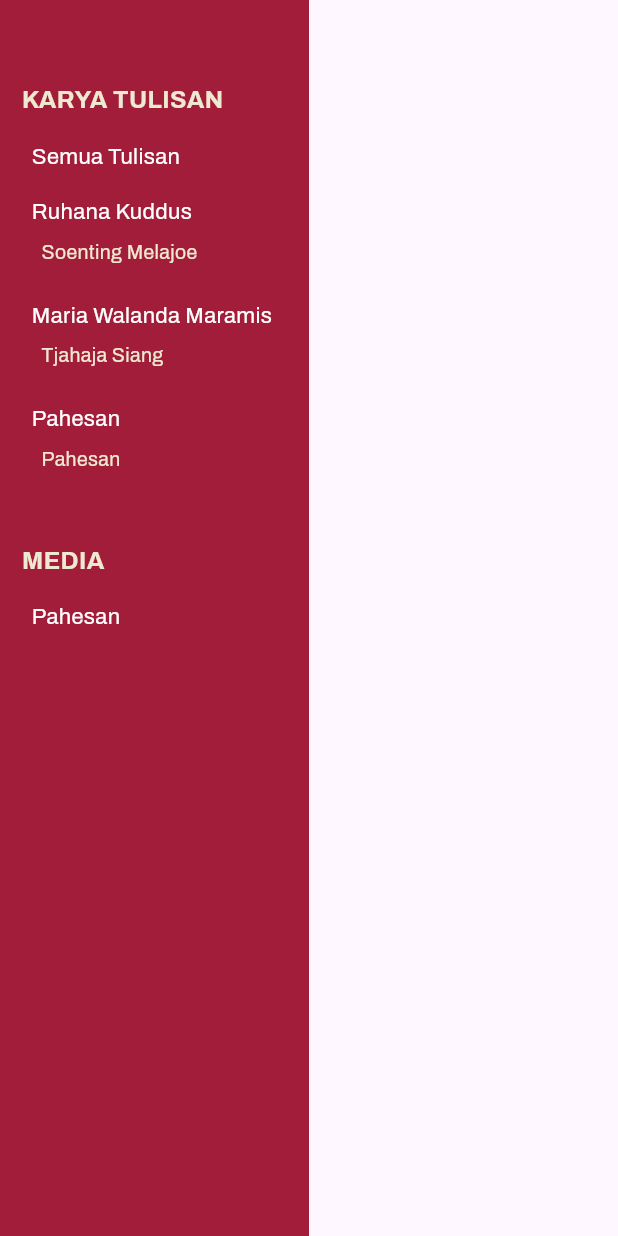
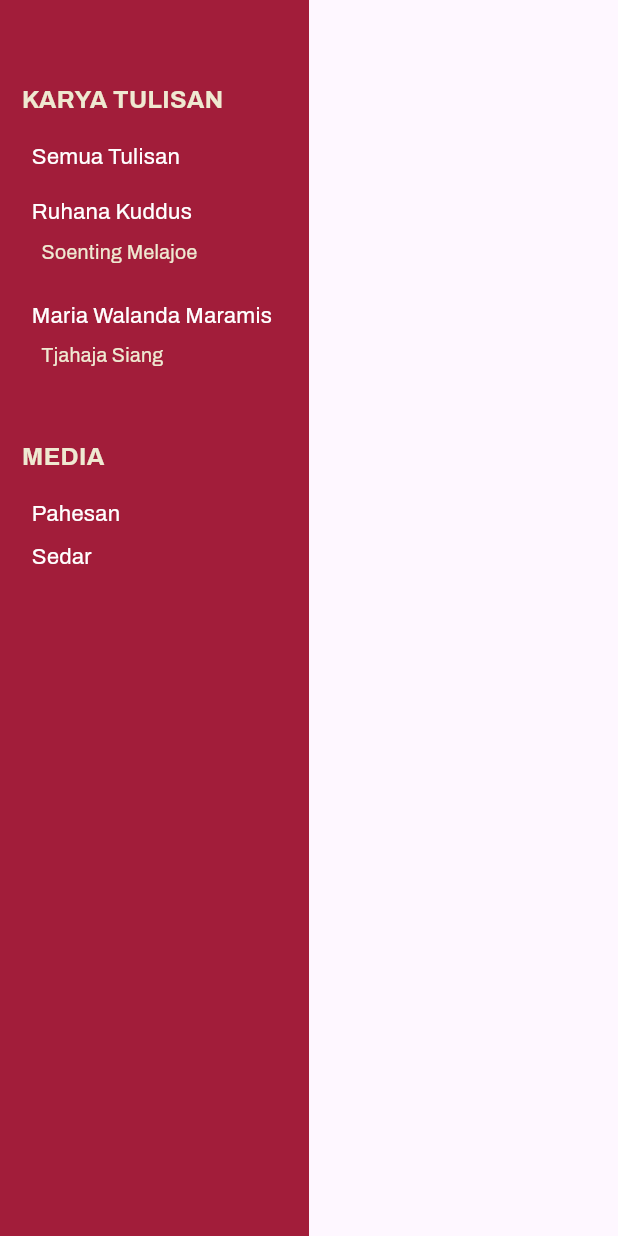
Before and after one commit to wikansetiaji/KioskBookReader, a Flutter app: the FilterDrawerWidget widget shown alone on an empty page, opened directly with empty values, on a phone screen of 412 x 824 dp. Run offline on Flutter 3.47's test engine with Material 3 defaults, Android fonts, the phone set to English and light mode, and no system bars; our stand-ins replace carousel_slider, flutter_svg; missing offline and left inert: bookfx, pdfrx, window_manager, window_size; project files that could hold a hidden picture were left out.

Commit message:
add sedar

```diff
--- a/lib/components/filter_drawer_widget.dart
+++ b/lib/components/filter_drawer_widget.dart
@@ -155,6 +155,8 @@ class FilterDrawerWidget extends StatelessWidget {
                 crossAxisAlignment: CrossAxisAlignment.start,
                 children: [
                   for (var book in BooksRepository().getMediaBooks())
+                    Column(
+                      children: [
                         Container(
                           width: double.infinity,
                           child: GestureDetector(
@@ -185,6 +187,9 @@ class FilterDrawerWidget extends StatelessWidget {
                             ),
                           ),
                         ),
+                        SizedBox(height: 20.sc,)
+                      ],
+                    ),
                 ],
               ),
             ),
--- a/lib/repository/books_repository.dart
+++ b/lib/repository/books_repository.dart
@@ -122,6 +122,25 @@ class BooksRepository {
       isOtherEdition: false,
       isMedia: true
     ),
+
+    // Sedar
+    Book(
+      id: 'sedar',
+      type: {AppLanguage.id: 'Majalah'},
+      title: 'Sedar',
+      date: {AppLanguage.id: 'Sejak 1930'},
+      contentTitle: {AppLanguage.id: '“Tentang Hak dan Kewajiban Perempoean Indonesia” '},
+      content: {
+        AppLanguage.id:
+            'Melalui nama pena “Doro Petak”, penulis artikel ini mengkritik anggapan bahwa perempuan adalah makhluk lemah. Ia menekankan pentingnya kesetaraan hak dan kewajiban antara laki-laki dan perempuan, serta perlunya pemahaman tentang dinamika sosial. Penulis membandingkan situasi di Hindia Belanda dengan kondisi di negara-negara di Eropa, di mana perempuan telah memiliki hak untuk menduduki berbagai jenis pekerjaan, termasuk hak untuk memilih dan dipilih dalam pemilihan umum. Di Rusia, bahkan perempuan dapat terlibat dalam upaya mempertahankan kemerdekaan bangsa. Kondisi ini kemudian dikontraskan dengan keadaan di negeri jajahan seperti Hindia Belanda, di mana masih terdapat ketimpangan dalam relasi antara laki-laki dan perempuan. Tulisan ini menyerukan kerja sama antara perempuan dan laki-laki demi menghapus penderitaan bangsa dan membangun masa depan yang lebih setara.',
+      },
+      numberOfPage: 8,
+      authorId: 'sedar',
+      highlight: null,
+      edition: {AppLanguage.id: 'Edisi November 1930'},
+      isOtherEdition: false,
+      isMedia: true
+    )
   ];
 
   final List<Author> allAuthors = [
@@ -167,6 +186,13 @@ class BooksRepository {
             'Majalah Pahésan (berarti “cermin”) didirikan di Solo dan terbit antara tahun 1937 hingga 1941. Mengangkat tema sosial-budaya serta peran perempuan, Pahésan menjadi ruang bagi perempuan muda menyuarakan pandangan dan membangun kesadaran kolektif di tengah perjuangan menuju kemerdekaan. Meski menggunakan bahasa Belanda yang menjadi bahasa pendidikan formal bagi anak-anak priyayi masa itu, suara-suara kritis dan emansipasi terasa pada tiap halamannya.',
       },
       isMediaAuthor: true
+    ),
+    Author(
+      id: 'sedar',
+      name: 'Sedar',
+      birthDeathDate: 'Sejak Agustus 1930',
+      background: {AppLanguage.id: 'Organisasi Persatuan Wanita Sedar didirikan di Bandung pada tahun 1930 sebagai ruang perjuangan bagi perempuan kelas pekerja. Salah satu media yang diterbitkan organisasi ini adalah Majalah Sedar, yang memuat tulisan-tulisan tentang pendidikan, perjuangan perempuan, serta pemikiran-pemikiran progresif. Banyak di antaranya menyuarakan keresahan terhadap kondisi perempuan, termasuk penolakan terhadap praktik poligami yang dianggap merugikan perempuan. Majalah ini juga berfungsi sebagai sarana pendidikan rakyat.'},
+      isMediaAuthor: true
     )
   ];
 
@@ -196,7 +222,7 @@ class BooksRepository {
   }
 
   List<Author> getAllAuthors() {
-    return allAuthors;
+    return allAuthors.where((b) => !b.isMediaAuthor).toList();
   }
 
   List<Book> getMediaBooks() {
```
Lines whose indentation alone changed are shown as unchanged.
